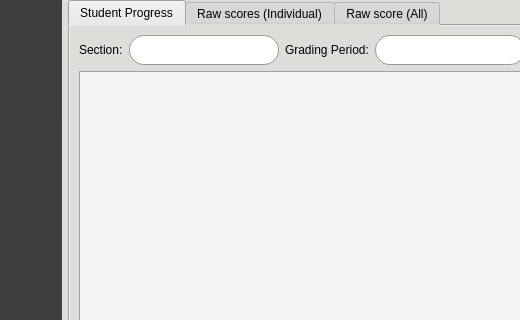
This is CAI_PyQt/CAI_Admin/UI/FormHome.ui in CPG19040/CPG19040 as Qt 5 draws it before an edit; both pictures show x 138 to 658 and y 0 to 320 of the 1189 by 732 pixel window. The edited form follows.
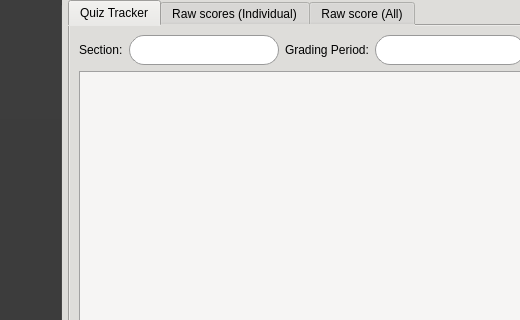
This is the edited form. The open tabs and pages were chosen to show the change. Icons and pictures are not drawn.

The edit to the form file:
```diff
--- a/CAI_PyQt/CAI_Admin/UI/FormHome.ui
+++ b/CAI_PyQt/CAI_Admin/UI/FormHome.ui
@@ -6019,7 +6019,7 @@
 }</string>
            </property>
            <attribute name="title">
-            <string>Student Progress</string>
+            <string>Quiz Tracker</string>
            </attribute>
            <layout class="QVBoxLayout" name="verticalLayout_7">
             <item>
```
Left out of the diff: 3 changed lines with no effect on the pictures.
